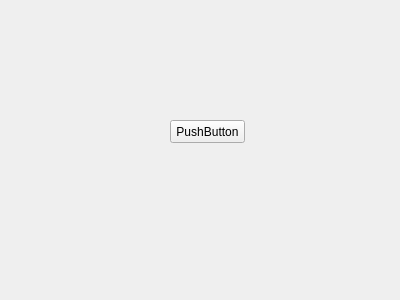
This is my2widget.ui in ghclon/MyProject as Qt 5 draws it before an edit. The edited form follows.
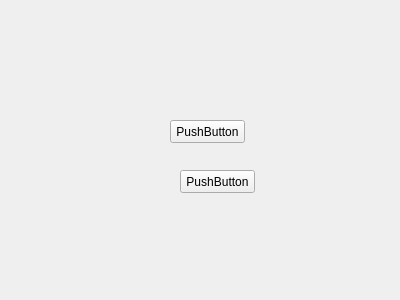
This is the edited form.

Commit message: Добавлена кнопка

Diff of the .ui file:
```diff
--- a/my2widget.ui
+++ b/my2widget.ui
@@ -26,6 +26,19 @@
     <string>PushButton</string>
    </property>
   </widget>
+  <widget class="QPushButton" name="pushButton_2">
+   <property name="geometry">
+    <rect>
+     <x>180</x>
+     <y>170</y>
+     <width>75</width>
+     <height>23</height>
+    </rect>
+   </property>
+   <property name="text">
+    <string>PushButton</string>
+   </property>
+  </widget>
  </widget>
  <layoutdefault spacing="6" margin="11"/>
  <resources/>
```
The commit also changes 1 other file.
